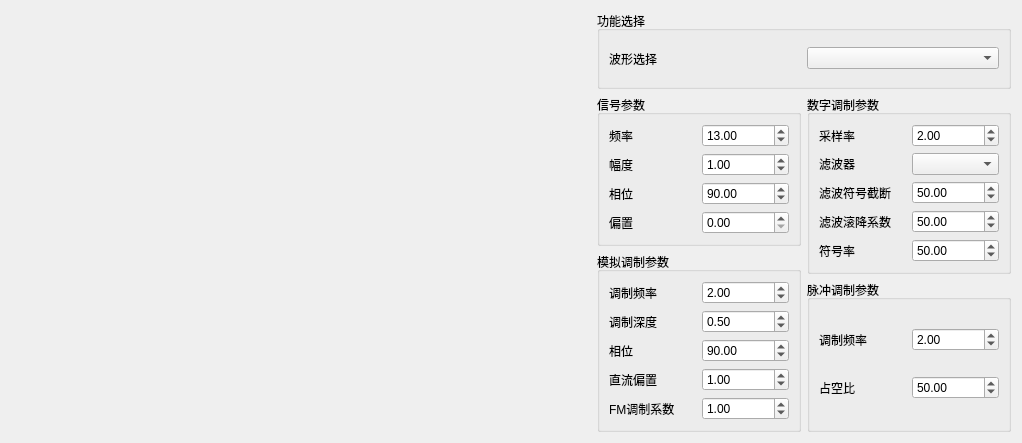
YuJun618/foo, file plottestdlg.ui: the form before one commit.
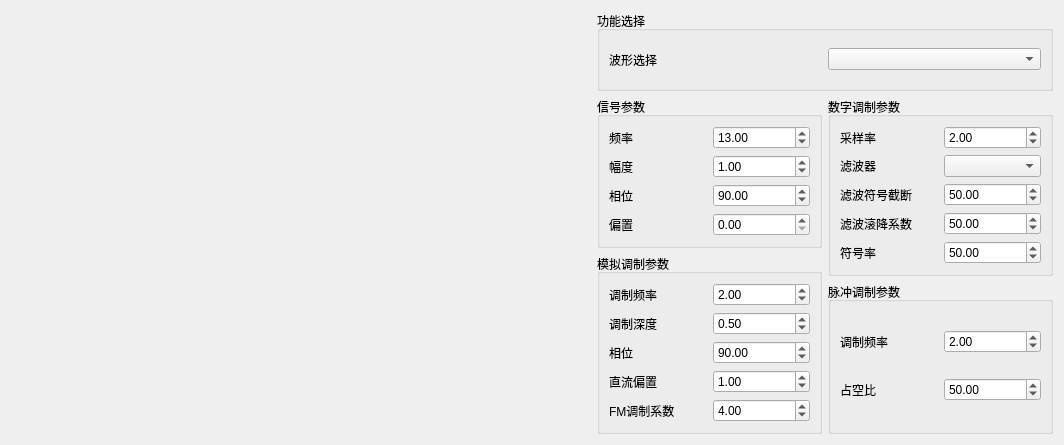
The form after the commit. Custom widgets are drawn as their Qt base class.

Patch:
```diff
--- a/plottestdlg.ui
+++ b/plottestdlg.ui
@@ -6,8 +6,8 @@
    <rect>
     <x>0</x>
     <y>0</y>
-    <width>1022</width>
-    <height>443</height>
+    <width>1064</width>
+    <height>445</height>
    </rect>
   </property>
   <property name="sizePolicy">
@@ -330,7 +330,7 @@
                  <double>33554432.000000000000000</double>
                 </property>
                 <property name="value">
-                 <double>1.000000000000000</double>
+                 <double>4.000000000000000</double>
                 </property>
                </widget>
               </item>
```
